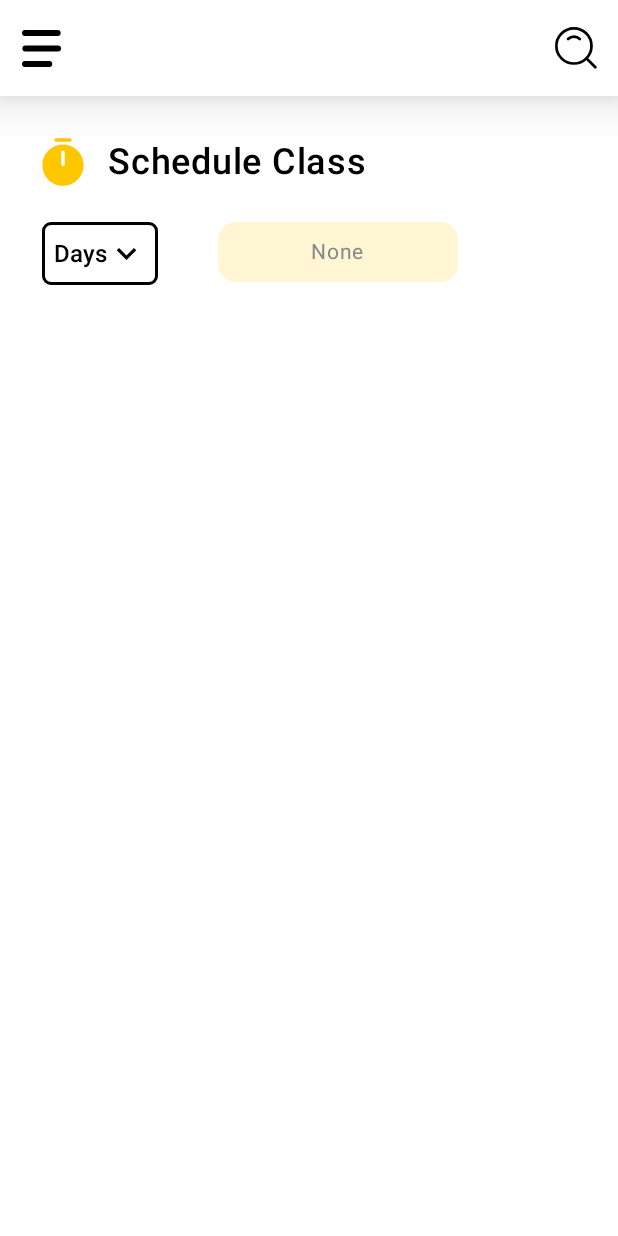
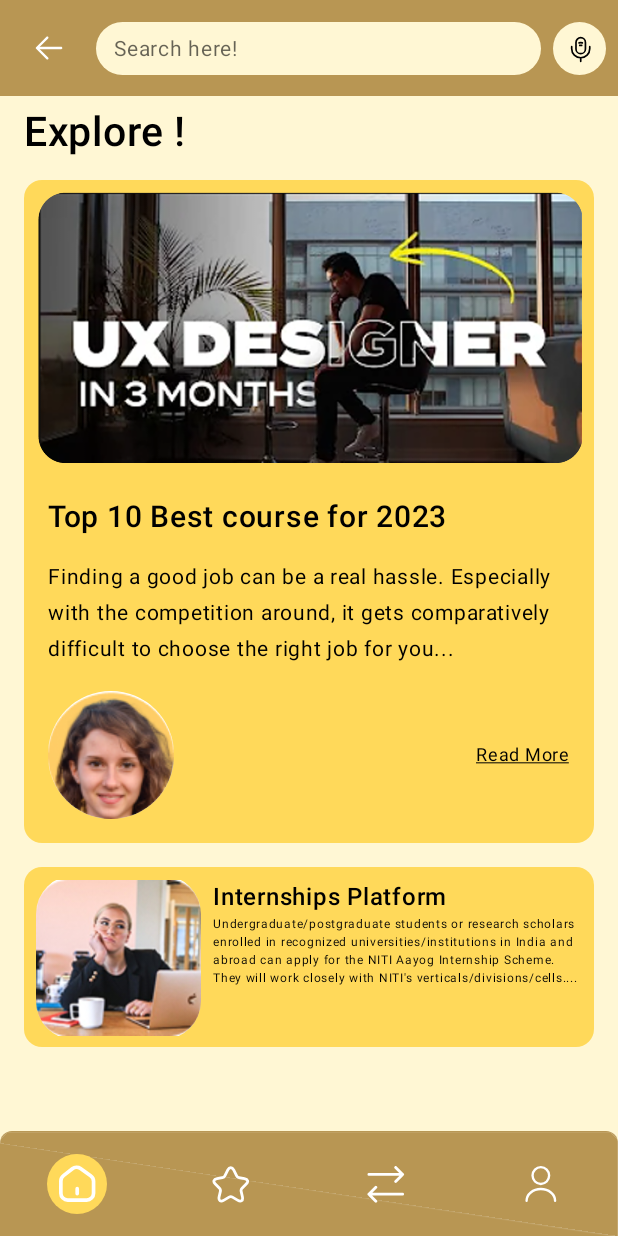
Before and after one commit to TheJetpackMaster/SmartLink, an Android app built with Jetpack Compose: the screen it shows after launch (MainActivity), on a phone screen of 412 x 824 dp. Run offline under Robolectric (Android 15) with nearby library versions, the phone set to English and light mode, and no system bars; our stand-ins replace Dagger/Hilt's generated code.

Commit message:
NavigationDrawerScreen,HomeScreen,CommunityScreen and Many UI Changes

```diff
--- a/app/src/main/java/com/smartlink/smartlinkapp/MainActivity.kt
+++ b/app/src/main/java/com/smartlink/smartlinkapp/MainActivity.kt
@@ -14,6 +14,7 @@ import androidx.compose.ui.tooling.preview.Preview
 import com.smartlink.smartlinkapp.presentation.ui.bottom_nav.message.ChatScreen
 import com.smartlink.smartlinkapp.presentation.ui.bottom_nav.message.MessageScreen
 import com.smartlink.smartlinkapp.presentation.ui.bottom_nav.swap.SwapScreen
+import com.smartlink.smartlinkapp.presentation.ui.mainscreen.MainScreen
 import com.smartlink.smartlinkapp.presentation.ui.scheduleClass.ScheduleClassScreen
 import com.smartlink.smartlinkapp.ui.theme.SmartLinkTheme
 
@@ -24,7 +25,7 @@ class MainActivity : ComponentActivity() {
         setContent {
             SmartLinkTheme {
                 Scaffold(modifier = Modifier.fillMaxSize()) { innerPadding ->
-                    ScheduleClassScreen()
+                    MainScreen()
 
 
                 }
--- a/app/src/main/java/com/smartlink/smartlinkapp/presentation/navigation/navgraph/bottomNavHost.kt
+++ b/app/src/main/java/com/smartlink/smartlinkapp/presentation/navigation/navgraph/bottomNavHost.kt
@@ -8,6 +8,7 @@ import androidx.navigation.NavGraphBuilder
 import androidx.navigation.compose.composable
 import androidx.navigation.navigation
 import com.smartlink.smartlinkapp.presentation.navigation.routes.BottomNavRoutes
+import com.smartlink.smartlinkapp.presentation.ui.bottom_nav.homeSearch.HomeSearchScreen
 import com.smartlink.smartlinkapp.presentation.ui.bottom_nav.community.CommunityScreen
 import com.smartlink.smartlinkapp.presentation.ui.bottom_nav.home.HomeScreen
 import com.smartlink.smartlinkapp.presentation.ui.bottom_nav.profile.ProfileScreen
@@ -17,7 +18,7 @@ import com.smartlink.smartlinkapp.presentation.ui.bottom_nav.sms.SmsScreen
 
 fun NavGraphBuilder.bottomNavHost(navController: NavController) {
     navigation(
-        startDestination = BottomNavRoutes.HomeScreen.route,
+        startDestination = BottomNavRoutes.HomeSearchScreen.route,
         route = BottomNavRoutes.BottomRoutes.route
     ) {
 
@@ -110,5 +111,23 @@ fun NavGraphBuilder.bottomNavHost(navController: NavController) {
         ) {
             CommunityScreen(navController = navController)
         }
+
+        // Home Search Screen
+        composable(BottomNavRoutes.HomeSearchScreen.route,
+            popEnterTransition = {
+                fadeIn(animationSpec = tween(250))
+            },
+            popExitTransition = {
+                fadeOut(animationSpec = tween(250))
+            },
+            enterTransition = {
+                fadeIn(animationSpec = tween(250))
+            },
+            exitTransition = {
+                fadeOut(animationSpec = tween(250))
+            }
+        ) {
+            HomeSearchScreen()
+        }
     }
 }
--- a/app/src/main/java/com/smartlink/smartlinkapp/presentation/navigation/routes/BottomNavRoutes.kt
+++ b/app/src/main/java/com/smartlink/smartlinkapp/presentation/navigation/routes/BottomNavRoutes.kt
@@ -7,4 +7,5 @@ sealed class BottomNavRoutes(val route: String) {
     data object SwapSkillScreen : BottomNavRoutes(route = "SwapSkill_Screen")
     data object ProfileScreen : BottomNavRoutes(route = "Profile_Screen")
     data object CommunityScreen : BottomNavRoutes(route = "Community_Screen")
+    data object HomeSearchScreen : BottomNavRoutes(route = "HomeSearch_Screen")
 }
--- /dev/null
+++ b/app/src/main/java/com/smartlink/smartlinkapp/presentation/ui/bottom_nav/homeSearch/HomeSearchScreen.kt
@@ -0,0 +1,251 @@
+package com.smartlink.smartlinkapp.presentation.ui.bottom_nav.homeSearch
+
+import android.widget.RatingBar
+import androidx.compose.foundation.Image
+import androidx.compose.foundation.gestures.Orientation
+import androidx.compose.foundation.gestures.scrollable
+import androidx.compose.foundation.layout.Arrangement
+import androidx.compose.foundation.layout.Column
+import androidx.compose.foundation.layout.Row
+import androidx.compose.foundation.layout.Spacer
+import androidx.compose.foundation.layout.fillMaxHeight
+import androidx.compose.foundation.layout.fillMaxSize
+import androidx.compose.foundation.layout.fillMaxWidth
+import androidx.compose.foundation.layout.height
+import androidx.compose.foundation.layout.padding
+import androidx.compose.foundation.layout.size
+import androidx.compose.foundation.layout.statusBarsPadding
+import androidx.compose.foundation.layout.width
+import androidx.compose.foundation.rememberScrollState
+import androidx.compose.foundation.shape.CircleShape
+import androidx.compose.foundation.shape.RoundedCornerShape
+import androidx.compose.foundation.verticalScroll
+import androidx.compose.material3.Card
+import androidx.compose.material3.CardDefaults
+import androidx.compose.material3.Icon
+import androidx.compose.material3.Scaffold
+import androidx.compose.material3.Text
+import androidx.compose.runtime.Composable
+import androidx.compose.runtime.MutableState
+import androidx.compose.runtime.mutableStateOf
+import androidx.compose.runtime.remember
+import androidx.compose.ui.Alignment
+import androidx.compose.ui.Modifier
+import androidx.compose.ui.draw.clip
+import androidx.compose.ui.graphics.Color
+import androidx.compose.ui.layout.ContentScale
+import androidx.compose.ui.res.painterResource
+import androidx.compose.ui.text.font.FontWeight
+import androidx.compose.ui.text.style.TextDecoration
+import androidx.compose.ui.tooling.preview.Preview
+import androidx.compose.ui.unit.dp
+import androidx.compose.ui.unit.sp
+import com.smartlink.smartlinkapp.presentation.ui.bottom_nav.home.MainSection
+import com.smartlink.smartlinkapp.presentation.ui.bottom_nav.home.components.TopSection
+import com.smartlink.smartlinkapp.presentation.ui.bottom_nav.home.components.TopSectionCard
+import com.smartlink.smartlinkapp.presentation.ui.bottom_nav.homeSearch.commponents.CustomHomeSearchScreenTopBar
+import com.smartlink.smartlinkapp.R
+import com.smartlink.smartlinkapp.presentation.ui.bottom_nav.home.cardBackgroundColor
+import com.smartlink.smartlinkapp.presentation.ui.bottom_nav.swap.component.RequestActionButton
+import com.smartlink.smartlinkapp.presentation.ui.bottom_nav.swap.component.SwapRequestCard
+import com.smartlink.smartlinkapp.ui.theme.Vibrant_Green
+
+@Composable
+fun HomeSearchScreen() {
+    val textValue = remember { mutableStateOf("") }
+    Scaffold(
+        topBar = { CustomHomeSearchScreenTopBar(textValue) },
+        containerColor = Color.Transparent,
+    ) { innerPadding ->
+        Column(
+            modifier = Modifier
+                .padding(innerPadding)
+                .verticalScroll(rememberScrollState())
+
+        ) {
+            HomeSearchContent(textValue)
+        }
+
+    }
+}
+
+
+@Composable
+fun HomeSearchContent(textValue: MutableState<String>) {
+    Column(
+        modifier = Modifier
+            .fillMaxSize()
+    ) {
+
+        if (textValue.value.isNotEmpty()) {
+            HomeSearchResultSection()
+
+        } else {
+            HomeSearchTopSection()
+            HomeSearchMainSection()
+
+        }
+
+
+    }
+}
+
+@Composable
+fun HomeSearchTopSection() {
+    Column(
+        modifier = Modifier
+            .fillMaxWidth()
+            .padding(horizontal = 16.dp, vertical = 8.dp)
+    ) {
+        Text(
+            text = "Explore !",
+            color = Color.Black,
+            fontSize = 27.sp,
+            fontWeight = FontWeight.SemiBold
+        )
+        Spacer(modifier = Modifier.height(16.dp))
+        Card(
+            modifier = Modifier
+                .fillMaxWidth(),
+            colors = CardDefaults.cardColors(cardBackgroundColor),
+
+            ) {
+            Image(
+                painter = painterResource(R.drawable.main_card_image),
+                contentDescription = "",
+                modifier = Modifier
+                    .padding(8.dp)
+            )
+
+            Column(modifier = Modifier.padding(16.dp)) {
+                Text(
+                    text = "Top 10 Best course for 2023",
+                    color = Color.Black,
+                    fontSize = 20.sp,
+                    fontWeight = FontWeight.SemiBold
+                )
+                Spacer(modifier = Modifier.height(16.dp))
+                Text(
+                    text = "Finding a good job can be a real hassle. Especially with the competition around, it gets comparatively difficult to choose the right job for you... ",
+                    color = Color.Black,
+                    fontSize = 14.sp,
+                )
+                Spacer(modifier = Modifier.height(16.dp))
+
+                Row(
+                    modifier = Modifier
+                        .fillMaxWidth(),
+                    verticalAlignment = Alignment.CenterVertically
+                ) {
+                    Image(
+                        painter = painterResource(R.drawable.person_2),
+                        contentDescription = "",
+                        modifier = Modifier
+                            .clip(CircleShape)
+                    )
+                    Spacer(modifier = Modifier.weight(1f))
+                    Text(
+                        text = "Read More",
+                        color = Color.Black,
+                        fontSize = 12.sp,
+                        textDecoration = TextDecoration.Underline
+                    )
+                }
+            }
+
+        }
+    }
+}
+
+@Composable
+fun HomeSearchMainSection() {
+    Column(
+        modifier = Modifier
+            .fillMaxWidth()
+            .padding(horizontal = 16.dp, vertical = 8.dp)
+    ) {
+
+        Card(
+            modifier = Modifier
+                .fillMaxWidth()
+                .height(120.dp),
+            colors = CardDefaults.cardColors(cardBackgroundColor),
+
+            ) {
+            Row(
+                modifier = Modifier.fillMaxSize(),
+                horizontalArrangement = Arrangement.SpaceBetween,
+                verticalAlignment = Alignment.CenterVertically
+            ) {
+                Image(
+                    painter = painterResource(R.drawable.search_screen_card_image1),
+                    contentDescription = "",
+                    contentScale = ContentScale.Fit,
+                    modifier = Modifier
+                        .padding(start = 8.dp)
+                        .size(110.dp)
+                        .clip(RoundedCornerShape(26.dp))
+
+                )
+
+                Column(
+                    modifier = Modifier
+                        .padding(8.dp)
+                        .fillMaxHeight(),
+                    verticalArrangement = Arrangement.Top
+                ) {
+                    Text(
+                        text = "Internships Platform",
+                        color = Color.Black,
+                        fontSize = 16.sp,
+                        fontWeight = FontWeight.SemiBold
+                    )
+
+                    Text(
+                        text = "Undergraduate/postgraduate students or research scholars enrolled in recognized universities/institutions in India and abroad can apply for the NITI Aayog Internship Scheme. They will work closely with NITI's verticals/divisions/cells....",
+                        color = Color.Black,
+                        fontSize = 8.sp,
+                        lineHeight = 12.sp
+                    )
+                }
+            }
+        }
+    }
+}
+
+@Composable
+fun HomeSearchResultSection() {
+    Column(
+        modifier = Modifier
+            .fillMaxWidth()
+            .padding(horizontal = 16.dp, vertical = 8.dp)
+
+    ) {
+        repeat(6) {
+            Spacer(Modifier.height(24.dp))
+            SwapRequestCard(
+                userImage = R.drawable.avatar_image,
+                userName = "Robbie Harrison",
+                experienceText = "8years +",
+                favorites = "3k+",
+                swaps = "65+",
+                chats = "146",
+                actionContent = {
+                    RequestActionButton(
+                        buttonColor = Vibrant_Green,
+                        buttonText = "SWAP"
+                    )
+                }
+
+            )
+        }
+
+    }
+}
+
+
+@Preview(showBackground = true)
+@Composable
+fun CustomPreviewScreen() {
+    HomeSearchScreen()
+}
--- /dev/null
+++ b/app/src/main/java/com/smartlink/smartlinkapp/presentation/ui/bottom_nav/homeSearch/commponents/CustomHomeSearchScreenTopBar.kt
@@ -0,0 +1,162 @@
+package com.smartlink.smartlinkapp.presentation.ui.bottom_nav.homeSearch.commponents
+
+import androidx.compose.foundation.background
+import androidx.compose.foundation.border
+import androidx.compose.foundation.layout.Arrangement
+import androidx.compose.foundation.layout.Box
+import androidx.compose.foundation.layout.Column
+import androidx.compose.foundation.layout.Row
+import androidx.compose.foundation.layout.Spacer
+import androidx.compose.foundation.layout.fillMaxHeight
+import androidx.compose.foundation.layout.fillMaxSize
+import androidx.compose.foundation.layout.fillMaxWidth
+import androidx.compose.foundation.layout.height
+import androidx.compose.foundation.layout.padding
+import androidx.compose.foundation.layout.size
+import androidx.compose.foundation.layout.statusBarsPadding
+import androidx.compose.foundation.layout.width
+import androidx.compose.foundation.shape.CircleShape
+import androidx.compose.foundation.shape.RoundedCornerShape
+import androidx.compose.foundation.text.BasicTextField
+import androidx.compose.material.Icon
+import androidx.compose.material3.DrawerState
+import androidx.compose.material3.IconButton
+import androidx.compose.material3.Text
+import androidx.compose.material3.VerticalDivider
+import androidx.compose.runtime.Composable
+import androidx.compose.runtime.MutableState
+import androidx.compose.ui.Alignment
+import androidx.compose.ui.Modifier
+import androidx.compose.ui.graphics.Color
+import androidx.compose.ui.graphics.painter.Painter
+import androidx.compose.ui.res.painterResource
+import androidx.compose.ui.text.TextStyle
+import androidx.compose.ui.unit.dp
+import androidx.compose.ui.unit.sp
+import com.smartlink.smartlinkapp.R
+import com.smartlink.smartlinkapp.presentation.ui.bottom_nav.home.backgroundColor
+import com.smartlink.smartlinkapp.presentation.ui.bottom_nav.home.cardBackgroundColor
+import com.smartlink.smartlinkapp.presentation.ui.bottom_nav.home.primaryColor
+import kotlinx.coroutines.CoroutineScope
+import kotlinx.coroutines.launch
+
+@Composable
+fun CustomHomeSearchScreenTopBar(textValue: MutableState<String>) {
+    Column(
+        modifier = Modifier.background(primaryColor)
+    ) {
+        Row(
+            modifier = Modifier
+                .fillMaxWidth()
+                .statusBarsPadding()
+                .padding(horizontal = 8.dp, vertical = 8.dp),
+            verticalAlignment = Alignment.CenterVertically,
+            horizontalArrangement = Arrangement.SpaceBetween
+        ) {
+            // Left Icon (Back Arrow)
+            TopBarIconButton(
+                painterResource(R.drawable.right_arrow),
+                modifier = Modifier.size(25.dp),
+                onClick = { }
+            )
+
+            // Search Field (Takes Remaining Space)
+            CustomHomeScreenSearchField(
+                textValue = textValue,
+                modifier = Modifier
+                    .weight(1f)
+                    .padding(horizontal = 8.dp)
+            )
+
+            // Right Icon (Mic with Background)
+            Box(
+                modifier = Modifier
+                    .size(35.dp)
+                    .background(backgroundColor, shape = CircleShape),
+                contentAlignment = Alignment.Center
+            ) {
+                TopBarIconButton(
+                    painterResource(R.drawable.mic),
+                    tint = Color.Black,
+                    onClick = {}
+                )
+            }
+        }
+    }
+}
+
+@Composable
+fun TopBarIconButton(
+    icon: Painter,
+    onClick: () -> Unit,
+    modifier: Modifier = Modifier.size(18.dp),
+    tint: Color = Color.White,
+) {
+    IconButton(onClick = onClick) {
+        Icon(painter = icon, contentDescription = "Top Bar Icon", modifier = modifier, tint = tint)
+    }
+}
+
+@Composable
+fun CustomHomeScreenSearchField(
+    textValue: MutableState<String>,
+    modifier: Modifier = Modifier,
+) {
+    BasicTextField(
+        value = textValue.value,
+        onValueChange = { textValue.value = it },
+        textStyle = TextStyle(fontSize = 14.sp, color = Color.Black),
+        modifier = modifier
+            .height(35.dp)
+            .background(backgroundColor, shape = RoundedCornerShape(20.dp)),
+        singleLine = true,
+        decorationBox = { innerTextField ->
+            Row(
+                modifier = Modifier
+                    .fillMaxSize()
+                    //  .padding(horizontal = 12.dp)
+                    .background(Color.Transparent, shape = RoundedCornerShape(20.dp)),
+                horizontalArrangement = Arrangement.SpaceAround,
+                verticalAlignment = Alignment.CenterVertically
+            ) {
+                Box(
+                    modifier = Modifier
+                        .padding(horizontal = 12.dp)
+                        .weight(1f),
+                    contentAlignment = Alignment.CenterStart
+                ) {
+                    if (textValue.value.isEmpty()) {
+                        Text(
+                            text = "Search here!",
+                            color = Color.Black.copy(0.6f),
+                            fontSize = 14.sp
+                        )
+                    }
+                    innerTextField()
+                }
+                if (textValue.value.isNotEmpty()){
+                    VerticalDivider(color = Color.Black)
+                    Box(
+                        modifier = Modifier
+                            .fillMaxHeight()
+                            .width(40.dp)
+                            .background(
+                                Color.Transparent,
+                                shape = RoundedCornerShape(topEnd = 20.dp, bottomEnd = 20.dp)
+                            ),
+                        contentAlignment = Alignment.Center
+                    ) {
+                        Icon(
+                            painter = painterResource(R.drawable.searchicon),
+                            contentDescription = null,
+                            tint = Color.Black,
+                            modifier = Modifier.size(18.dp)
+                        )
+                    }
+                }
+
+            }
+
+        }
+    )
+}
```
Also changed, not shown: app/src/main/java/com/smartlink/smartlinkapp/presentation/ui/auth/loadingScreen/DataLoadingScreen.kt (added, +8 -0 lines), app/src/main/java/com/smartlink/smartlinkapp/presentation/ui/auth/loadingScreen/WelcomeScreen.kt (added, +8 -0 lines), app/src/main/java/com/smartlink/smartlinkapp/presentation/ui/auth/loginScreen/LoginScreen.kt (added, +7 -0 lines), app/src/main/java/com/smartlink/smartlinkapp/presentation/ui/auth/signupScreen/SignupScreen.kt (added, +7 -0 lines), app/src/main/java/com/smartlink/smartlinkapp/presentation/ui/bottom_nav/community/CommunityScreen.kt (+100 -4 lines), app/src/main/res/drawable/search_screen_card_image.jpg (added), app/src/main/res/drawable/search_screen_card_image1.jpg (added).
